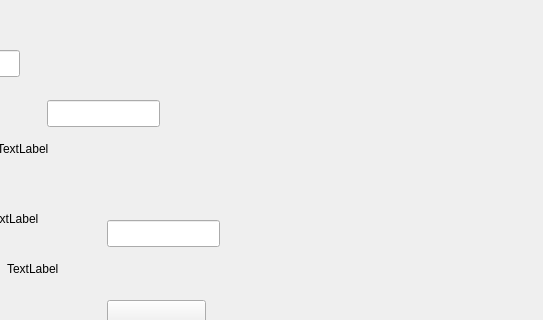
Qt form k1160pro/qsettingcleanform.ui (photonlili/K1160) before a commit; both pictures show x 373 to 916 and y 0 to 320 of the 916 by 667 pixel window.
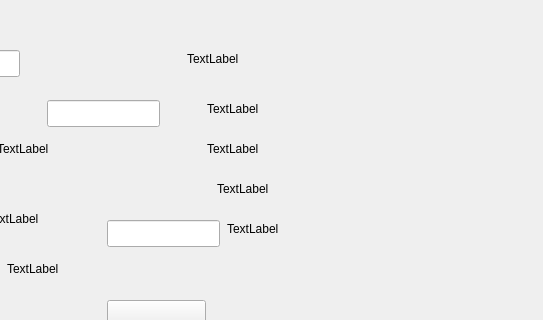
The same form after that commit.

```diff
--- a/k1160pro/qsettingcleanform.ui
+++ b/k1160pro/qsettingcleanform.ui
@@ -232,6 +232,71 @@
     <string>TextLabel</string>
    </property>
   </widget>
+  <widget class="QLabel" name="label_s">
+   <property name="geometry">
+    <rect>
+     <x>560</x>
+     <y>50</y>
+     <width>67</width>
+     <height>17</height>
+    </rect>
+   </property>
+   <property name="text">
+    <string>TextLabel</string>
+   </property>
+  </widget>
+  <widget class="QLabel" name="label_s3">
+   <property name="geometry">
+    <rect>
+     <x>580</x>
+     <y>100</y>
+     <width>67</width>
+     <height>17</height>
+    </rect>
+   </property>
+   <property name="text">
+    <string>TextLabel</string>
+   </property>
+  </widget>
+  <widget class="QLabel" name="label_s1">
+   <property name="geometry">
+    <rect>
+     <x>580</x>
+     <y>140</y>
+     <width>67</width>
+     <height>17</height>
+    </rect>
+   </property>
+   <property name="text">
+    <string>TextLabel</string>
+   </property>
+  </widget>
+  <widget class="QLabel" name="label_s2">
+   <property name="geometry">
+    <rect>
+     <x>590</x>
+     <y>180</y>
+     <width>67</width>
+     <height>17</height>
+    </rect>
+   </property>
+   <property name="text">
+    <string>TextLabel</string>
+   </property>
+  </widget>
+  <widget class="QLabel" name="label_times">
+   <property name="geometry">
+    <rect>
+     <x>600</x>
+     <y>220</y>
+     <width>67</width>
+     <height>17</height>
+    </rect>
+   </property>
+   <property name="text">
+    <string>TextLabel</string>
+   </property>
+  </widget>
  </widget>
  <resources/>
  <connections/>
```
